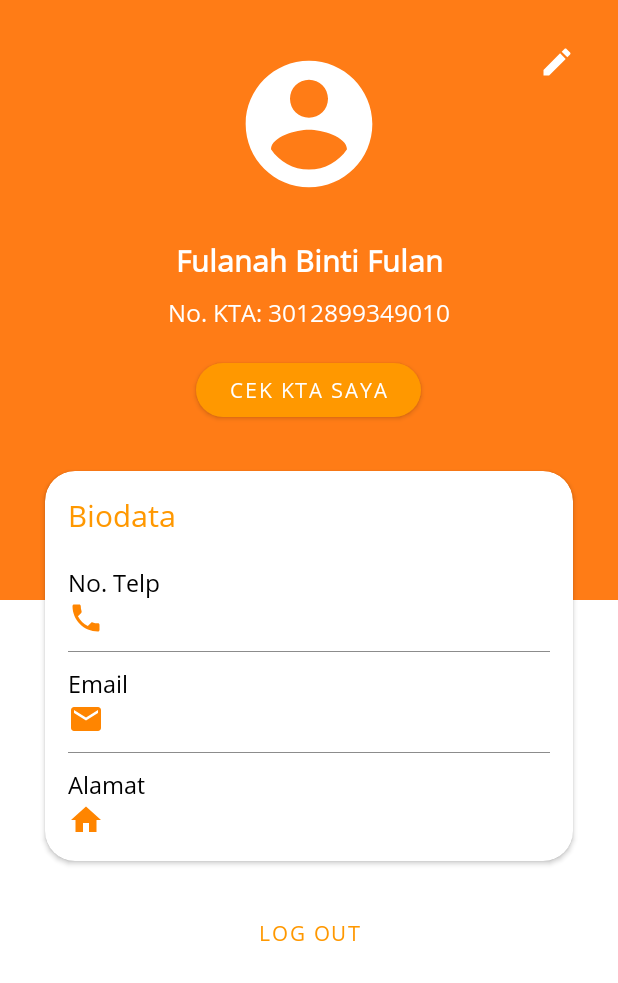
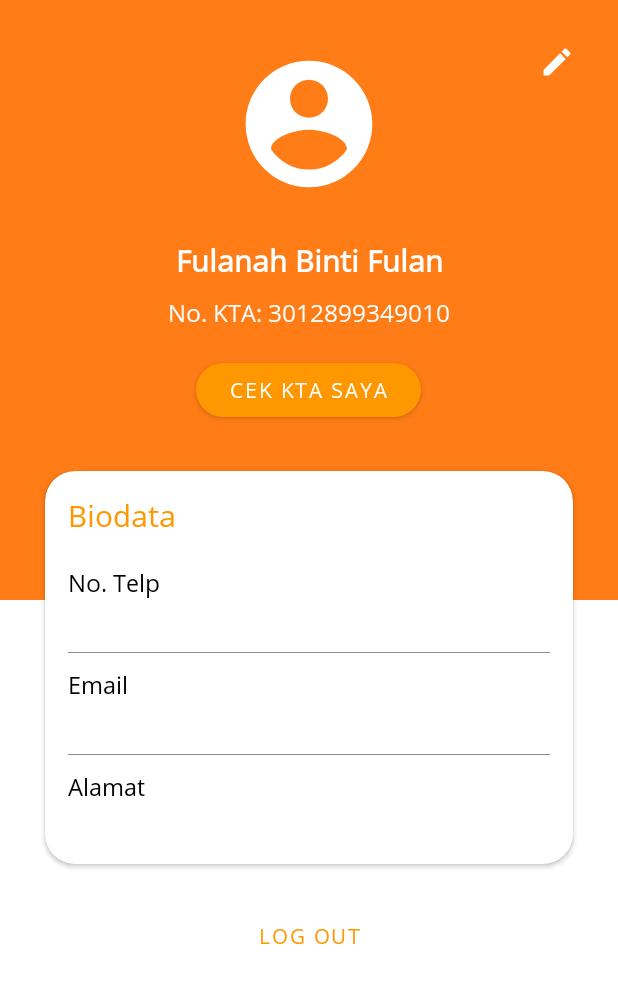
Before and after one commit to zidan161/e_kta_pks, an Android app: the layout fragment_profile.xml on its own in the app's theme, with its tools: preview values and no code run, on a phone screen of 412 x 824 dp. Shown: the top 983 px of the screen. Run offline under Robolectric (Android 15) with nearby library versions, the phone set to English and light mode, and no system bars; network calls fail.

Commit message:
update 1.2

```diff
--- a/app/src/main/res/layout/fragment_profile.xml
+++ b/app/src/main/res/layout/fragment_profile.xml
@@ -118,7 +118,6 @@
                                 android:layout_width="wrap_content"
                                 android:layout_height="wrap_content"
                                 android:layout_marginTop="20dp"
-                                android:drawablePadding="7dp"
                                 android:fontFamily="@font/opensans_regular"
                                 android:text="No. Telp"
                                 android:textColor="@color/black"
@@ -128,9 +127,8 @@
                                 android:id="@+id/tv_telp_val"
                                 android:layout_width="wrap_content"
                                 android:layout_height="wrap_content"
-                                android:fontFamily="@font/opensans_regular"
-                                android:drawablePadding="5dp"
-                                android:drawableLeft="@drawable/ic_phone"/>
+                                android:layout_marginTop="5dp"
+                                android:fontFamily="@font/opensans_regular"/>
 
                             <View
                                 android:layout_width="match_parent"
@@ -142,7 +140,6 @@
                                 android:id="@+id/tv_email"
                                 android:layout_width="wrap_content"
                                 android:layout_height="wrap_content"
-                                android:drawablePadding="7dp"
                                 android:fontFamily="@font/opensans_regular"
                                 android:text="Email"
                                 android:textColor="@color/black"
@@ -152,9 +149,8 @@
                                 android:id="@+id/tv_email_val"
                                 android:layout_width="wrap_content"
                                 android:layout_height="wrap_content"
-                                android:fontFamily="@font/opensans_regular"
-                                android:drawablePadding="5dp"
-                                android:drawableLeft="@drawable/ic_email"/>
+                                android:layout_marginTop="5dp"
+                                android:fontFamily="@font/opensans_regular"/>
 
                             <View
                                 android:layout_width="match_parent"
@@ -166,7 +162,6 @@
                                 android:id="@+id/tv_address"
                                 android:layout_width="wrap_content"
                                 android:layout_height="wrap_content"
-                                android:drawablePadding="7dp"
                                 android:fontFamily="@font/opensans_regular"
                                 android:text="Alamat"
                                 android:textColor="@color/black"
@@ -176,9 +171,8 @@
                                 android:id="@+id/tv_address2"
                                 android:layout_width="wrap_content"
                                 android:layout_height="wrap_content"
-                                android:fontFamily="@font/opensans_regular"
-                                android:drawablePadding="5dp"
-                                android:drawableLeft="@drawable/ic_home"/>
+                                android:layout_marginTop="5dp"
+                                android:fontFamily="@font/opensans_regular"/>
 
                         </LinearLayout>
 
@@ -199,20 +193,20 @@
                         app:layout_constraintStart_toStartOf="parent"
                         app:layout_constraintTop_toBottomOf="@+id/cv_bio" />
 
+                    <ImageButton
+                        android:id="@+id/fb_edit"
+                        android:background="?attr/selectableItemBackground"
+                        android:layout_width="50dp"
+                        android:layout_height="50dp"
+                        android:layout_margin="16dp"
+                        android:src="@drawable/ic_edit"
+                        app:layout_constraintTop_toTopOf="parent"
+                        app:layout_constraintEnd_toEndOf="parent" />
+
                 </androidx.constraintlayout.widget.ConstraintLayout>
 
             </androidx.core.widget.NestedScrollView>
 
     </androidx.swiperefreshlayout.widget.SwipeRefreshLayout>
 
-    <ImageButton
-        android:id="@+id/fb_edit"
-        android:background="?attr/selectableItemBackground"
-        android:layout_width="50dp"
-        android:layout_height="50dp"
-        android:layout_margin="16dp"
-        android:src="@drawable/ic_edit"
-        app:layout_constraintTop_toTopOf="parent"
-        app:layout_constraintEnd_toEndOf="parent" />
-
 </androidx.constraintlayout.widget.ConstraintLayout>
```
Also changed, not shown: app/src/main/java/com/example/myapplication/Utils.kt (+9 -6 lines), app/src/main/java/com/example/myapplication/auth/LoginFragment.kt (+14 -7 lines), app/src/main/java/com/example/myapplication/edit/EditActivity.kt (+33 -10 lines), app/src/main/java/com/example/myapplication/main/ProfileFragment.kt (+1 -18 lines).
